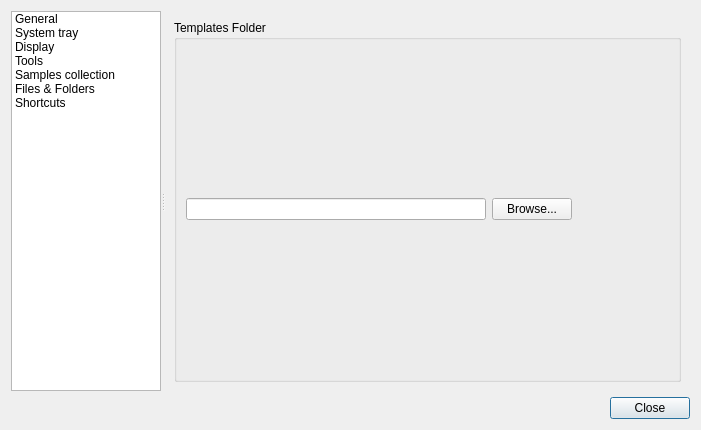
First picture: the form in src/prefs_panel.ui, repository eniac111/fontmatrix, before the edit.
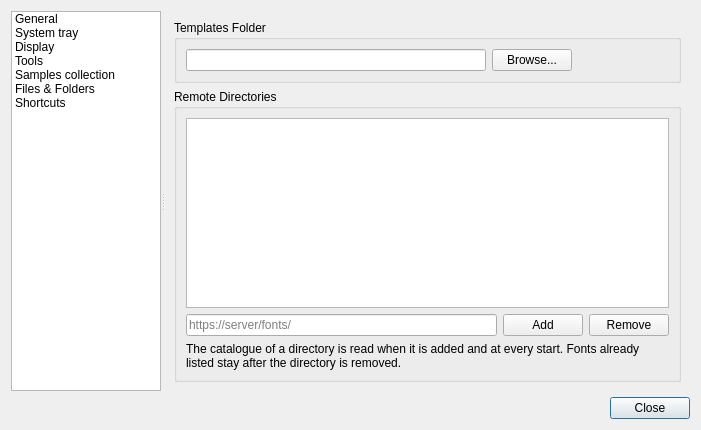
Second picture: the form after the edit. The open tabs and pages were chosen to show the change. Icons and pictures are not drawn. Custom widgets are drawn as their Qt base class.

Commit message: Restore the remote directories

What changed in the file:
```diff
--- a/src/prefs_panel.ui
+++ b/src/prefs_panel.ui
@@ -730,6 +730,59 @@
           </layout>
          </widget>
         </item>
+        <item row="1" column="0" >
+         <widget class="QGroupBox" name="remoteDirsBox" >
+          <property name="title" >
+           <string comment="@title:group">Remote Directories</string>
+          </property>
+          <property name="toolTip" >
+           <string comment="@info:tooltip">A web directory made with File → Export fonts. Its fonts are listed here with their previews and tags; a font's file is downloaded when it is opened or activated.</string>
+          </property>
+          <layout class="QGridLayout" name="remoteDirsLayout" >
+           <item row="0" column="0" colspan="3" >
+            <widget class="QListWidget" name="remoteDirsList" >
+             <property name="minimumSize" >
+              <size>
+               <width>0</width>
+               <height>80</height>
+              </size>
+             </property>
+            </widget>
+           </item>
+           <item row="1" column="0" >
+            <widget class="QLineEdit" name="remoteDirEdit" >
+             <property name="placeholderText" >
+              <string notr="true">https://server/fonts/</string>
+             </property>
+            </widget>
+           </item>
+           <item row="1" column="1" >
+            <widget class="QPushButton" name="remoteDirAdd" >
+             <property name="text" >
+              <string comment="@action:button">Add</string>
+             </property>
+            </widget>
+           </item>
+           <item row="1" column="2" >
+            <widget class="QPushButton" name="remoteDirRemove" >
+             <property name="text" >
+              <string comment="@action:button">Remove</string>
+             </property>
+            </widget>
+           </item>
+           <item row="2" column="0" colspan="3" >
+            <widget class="QLabel" name="remoteDirsNote" >
+             <property name="text" >
+              <string comment="@info">The catalogue of a directory is read when it is added and at every start. Fonts already listed stay after the directory is removed.</string>
+             </property>
+             <property name="wordWrap" >
+              <bool>true</bool>
+             </property>
+            </widget>
+           </item>
+          </layout>
+         </widget>
+        </item>
        </layout>
       </widget>
       <widget class="QWidget" name="page_4" >
```
The commit also changes 36 other files.
